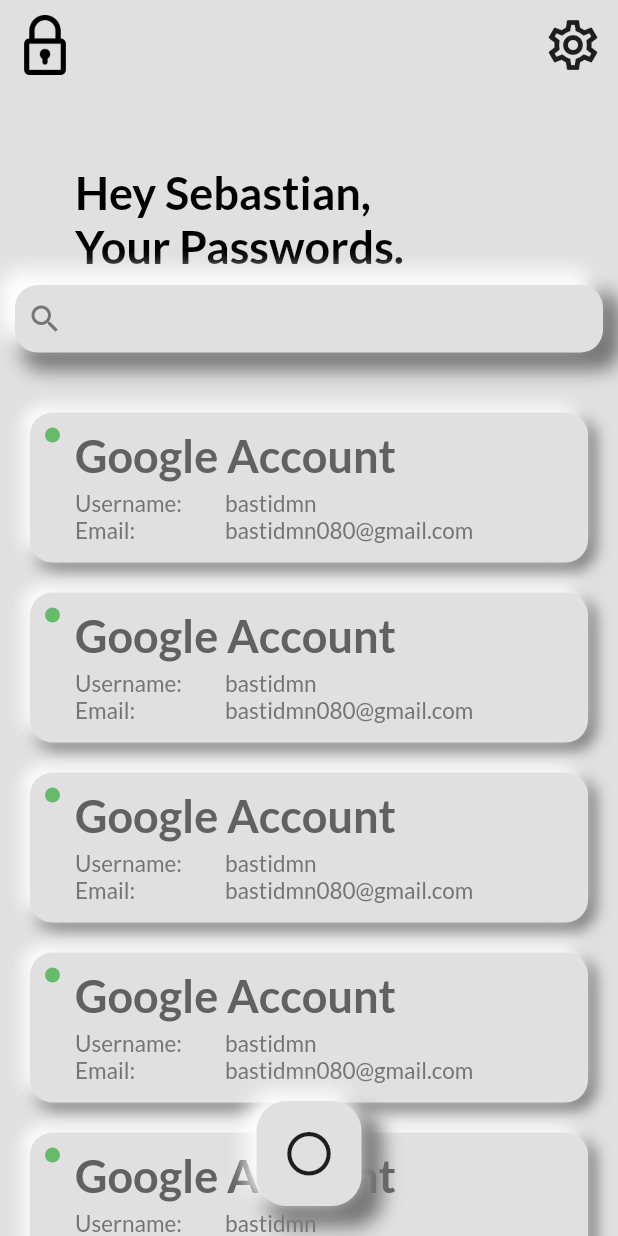
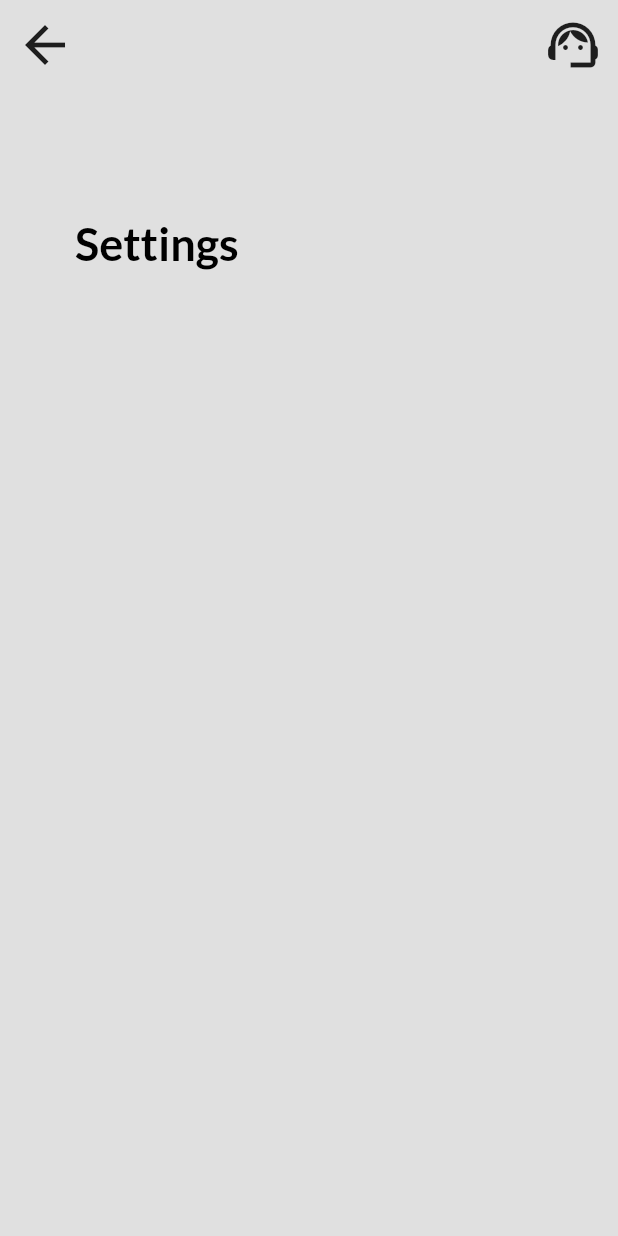
Before and after one commit to bastidmn/passwords_manager, a Flutter app: the screen it shows after launch, after a tap on the "settings" icon, on a phone screen of 412 x 824 dp. Run offline on Flutter 3.47's test engine with Material 2 defaults, Android fonts, the phone set to English and light mode, and no system bars; drawn by our look-alikes of sticky_headers; our stand-ins replace flutter_inset_box_shadow, google_fonts.

Commit message:
added routing added settings added animations

```diff
--- a/lib/main.dart
+++ b/lib/main.dart
@@ -1,6 +1,7 @@
 import 'package:flutter/material.dart';
 import 'package:flutter/services.dart';
 import 'package:passwords_manager/visual/home_screen.dart';
+import 'package:passwords_manager/visual/settings_screen.dart';
 
 void main() {
   runApp(PasswordsApp());
@@ -16,7 +17,11 @@
     return MaterialApp(
       title: 'Passwords Manager',
       debugShowCheckedModeBanner: false,
-      home: HomeScreen(),
+      initialRoute: '/',
+      routes: {
+        '/': (context) => const HomeScreen(),
+        'settings': (context) => const SettingsScreen(),
+      },
     );
   }
 }
--- /dev/null
+++ b/lib/visual/components/custom_page_route.dart
@@ -0,0 +1,25 @@
+import 'package:flutter/material.dart';
+
+class CustomPageRoute extends PageRouteBuilder {
+  final Widget child;
+  final Duration transitionDuration;
+
+  CustomPageRoute({
+    @required this.child,
+    @required this.transitionDuration,
+  }) : super(
+          transitionDuration: transitionDuration,
+          pageBuilder: (context, animation, secondaryAnimation) => child,
+        );
+
+  @override
+  Widget buildTransitions(BuildContext context, Animation<double> animation,
+          Animation<double> secondaryAnimation, Widget child) =>
+      SlideTransition(
+        position: Tween<Offset>(
+          begin: Offset(1, 0),
+          end: Offset.zero,
+        ).animate(animation),
+        child: child,
+      );
+}
--- a/lib/visual/home_screen.dart
+++ b/lib/visual/home_screen.dart
@@ -1,9 +1,9 @@
-import 'package:flutter/material.dart';
+import 'package:flutter/material.dart' hide BoxDecoration, BoxShadow;
 import 'package:google_fonts/google_fonts.dart';
-import 'dart:math' as math;
-import 'package:dotted_border/dotted_border.dart';
-
+import 'package:passwords_manager/visual/components/custom_page_route.dart';
+import 'package:passwords_manager/visual/settings_screen.dart';
 import 'package:sticky_headers/sticky_headers/widget.dart';
+import 'package:flutter_inset_box_shadow/flutter_inset_box_shadow.dart';
 
 class HomeScreen extends StatefulWidget {
   const HomeScreen({key}) : super(key: key);
@@ -13,6 +13,9 @@
 }
 
 class _HomeScreenState extends State<HomeScreen> {
+  bool isPressed = false;
+  bool isFocused = false;
+
   @override
   Widget build(BuildContext context) {
     double width = MediaQuery.of(context).size.width;
@@ -29,8 +32,18 @@
             child: Padding(
               padding: EdgeInsets.all(20),
               child: GestureDetector(
-                onTap: () => {print("Lol")},
-                child: Container(
+                onTapDown: (TapDownDetails detail) {
+                  setState(() {
+                    isPressed = true;
+                  });
+                },
+                onTapUp: (TapUpDetails detail) {
+                  setState(() {
+                    isPressed = false;
+                  });
+                },
+                child: AnimatedContainer(
+                  duration: Duration(milliseconds: 100),
                   child: Icon(
                     Icons.circle_outlined,
                     size: 35,
@@ -47,14 +60,16 @@
                       BoxShadow(
                         color: Colors.grey[600],
                         offset: Offset(10, 10),
-                        blurRadius: 10,
-                        spreadRadius: 4,
+                        blurRadius: 8,
+                        spreadRadius: 2,
+                        inset: isPressed,
                       ),
                       BoxShadow(
                         color: Colors.white,
                         offset: Offset(-5, -5),
-                        blurRadius: 10,
+                        blurRadius: 8,
                         spreadRadius: 2,
+                        inset: isPressed,
                       ),
                     ],
                   ),
@@ -78,7 +93,12 @@
                   ),
                   Spacer(),
                   GestureDetector(
-                    onTap: () => print("lol"),
+                    onTap: () => Navigator.of(context).push(
+                      CustomPageRoute(
+                        child: SettingsScreen(),
+                        transitionDuration: Duration(milliseconds: 500),
+                      ),
+                    ),
                     child: Padding(
                       child: Icon(
                         Icons.settings_outlined,
@@ -101,10 +121,10 @@
               Container(
                 padding: EdgeInsets.only(
                   left: 50.0,
-                  top: 50.0,
                 ),
+                height: 120,
                 child: Align(
-                  alignment: Alignment.topLeft,
+                  alignment: Alignment.bottomLeft,
                   child: Text(
                     "Hey Sebastian,\nYour Passwords.",
                     style: GoogleFonts.lato(
@@ -170,7 +190,7 @@
                               ),
                             ),
                           ),
-                        )
+                        ),
                       ],
                     ),
                   ),
@@ -202,7 +222,9 @@
         vertical: 10.0,
         horizontal: 20.0,
       ),
-      child: Container(
+      child: Stack(
+        children: [
+          Container(
             height: 100.0,
             padding: EdgeInsets.all(10.0),
             decoration: BoxDecoration(
@@ -244,7 +266,7 @@
                       "Google Account",
                       style: GoogleFonts.lato(
                         //color: Colors.red[800],
-                    color: Colors.grey[700],
+                        color: Colors.grey[800],
                         fontSize: 30.0,
                         fontWeight: FontWeight.w600,
                       ),
@@ -260,7 +282,7 @@
                             "Username:",
                             style: GoogleFonts.lato(
                               //color: Colors.red[800],
-                          color: Colors.grey[600],
+                              color: Colors.grey[700],
                               fontSize: 15.0,
                               fontWeight: FontWeight.w500,
                             ),
@@ -279,7 +301,8 @@
                           ),
                         ),
                       ],
-                ),Row(
+                    ),
+                    Row(
                       children: [
                         SizedBox(
                           width: 100,
@@ -312,6 +335,44 @@
               ],
             ),
           ),
+          Visibility(
+            visible: true,
+            child: Positioned(
+              top: 10.0,
+              right: 10.0,
+              child: Container(
+                height: 25.0,
+                width: 25.0,
+                decoration: BoxDecoration(
+                  color: Colors.red[900],
+                  borderRadius: BorderRadius.circular(15),
+                  boxShadow: [
+                    BoxShadow(
+                      color: Colors.grey[600],
+                      offset: Offset(4, 4),
+                      blurRadius: 8,
+                      spreadRadius: 1,
+                    ),
+                    BoxShadow(
+                      color: Colors.white,
+                      offset: Offset(-4, -4),
+                      blurRadius: 8,
+                      spreadRadius: 1,
+                    ),
+                  ],
+                ),
+                child: Center(
+                  child: Icon(
+                    Icons.priority_high,
+                    color: Colors.grey[300],
+                    size: 20.0,
+                  ),
+                ),
+              ),
+            ),
+          ),
+        ],
+      ),
     );
   }
 }
--- a/lib/visual/settings_screen.dart
+++ b/lib/visual/settings_screen.dart
@@ -0,0 +1,83 @@
+import 'package:flutter/material.dart';
+import 'package:google_fonts/google_fonts.dart';
+
+import 'components/custom_page_route.dart';
+
+class SettingsScreen extends StatefulWidget {
+  const SettingsScreen({Key key}) : super(key: key);
+
+  @override
+  State<SettingsScreen> createState() => _SettingsScreenState();
+}
+
+class _SettingsScreenState extends State<SettingsScreen> {
+  @override
+  Widget build(BuildContext context) {
+    double width = MediaQuery.of(context).size.width;
+    double height = MediaQuery.of(context).size.height;
+    return Container(
+      color: Colors.grey[300],
+      child: SafeArea(
+        child: Scaffold(
+          backgroundColor: Colors.grey[300],
+          appBar: new PreferredSize(
+            preferredSize: new Size(width, 60),
+            child: Container(
+              width: width * 1.0,
+              height: 60,
+              child: Row(
+                children: [
+                  GestureDetector(
+                    onTap: () => Navigator.pop(context),
+                    child: Padding(
+                      child: Icon(
+                        Icons.arrow_back,
+                        size: 40,
+                      ),
+                      padding: EdgeInsets.all(10),
+                    ),
+                  ),
+                  Spacer(),
+                  GestureDetector(
+                    onTap: () => Navigator.pop(context),
+                    child: Padding(
+                      child: Icon(
+                        Icons.support_agent_outlined,
+                        size: 40,
+                      ),
+                      padding: EdgeInsets.all(10),
+                    ),
+                  ),
+                ],
+              ),
+            ),
+          ),
+          body: ListView(
+            physics: BouncingScrollPhysics(),
+            shrinkWrap: true,
+            children: [
+              Container(
+                padding: EdgeInsets.only(
+                  left: 50.0,
+                ),
+                height: 120,
+                child: Align(
+                  alignment: Alignment.bottomLeft,
+                  child: Text(
+                    "Settings",
+                    style: GoogleFonts.lato(
+                      //color: Colors.red[800],
+                      color: Colors.black,
+                      fontSize: 30.0,
+                      fontWeight: FontWeight.w600,
+                    ),
+                  ),
+                ),
+              ),
+            ],
+          ),
+        ),
+      ),
+    );
+  }
+}
--- a/pubspec.yaml
+++ b/pubspec.yaml
@@ -16,6 +16,8 @@
   google_fonts: ^3.0.1
   sticky_headers: ^0.3.0+2
   dotted_border: ^2.0.0+2
+  flutter_inset_box_shadow: ^1.0.8
+
 
 
 dev_dependencies:
```
Also changed, not shown: pubspec.lock. Lines whose indentation alone changed are shown as unchanged.
